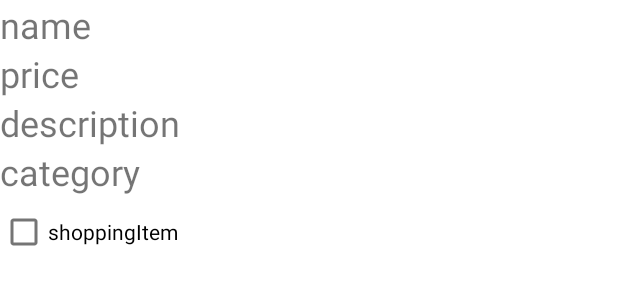
After one commit to annguyen9461/androidProjects, an Android app: the layout shopping_row.xml on its own in the app's theme, with its tools: preview values and no code run, on a phone screen of 412 x 824 dp. The commit adds this screen. Shown: the top 300 px of the screen. Run offline under Robolectric (Android 15) with nearby library versions, the phone set to English and light mode, and no system bars.

Commit message:
hardcoded two shopping items

```diff
--- a/shoppingListApp/app/src/main/java/hu/ait/shoppinglistapp/ScrollingActivity.kt
+++ b/shoppingListApp/app/src/main/java/hu/ait/shoppinglistapp/ScrollingActivity.kt
@@ -7,6 +7,7 @@ import com.google.android.material.snackbar.Snackbar
 import androidx.appcompat.app.AppCompatActivity
 import android.view.Menu
 import android.view.MenuItem
+import hu.ait.shoppinglistapp.adapter.ShoppingItemAdapter
 import hu.ait.shoppinglistapp.databinding.ActivityScrollingBinding
 
 class ScrollingActivity : AppCompatActivity() {
@@ -25,6 +26,8 @@ class ScrollingActivity : AppCompatActivity() {
             Snackbar.make(view, "Replace with your own action", Snackbar.LENGTH_LONG)
                 .setAction("Action", null).show()
         }
+
+        binding.recyclerShoppingItem.adapter = ShoppingItemAdapter(this)
     }
 
 }
--- /dev/null
+++ b/shoppingListApp/app/src/main/res/layout/shopping_row.xml
@@ -0,0 +1,41 @@
+<?xml version="1.0" encoding="utf-8"?>
+<LinearLayout xmlns:android="http://schemas.android.com/apk/res/android"
+    android:orientation="vertical"
+    android:layout_width="match_parent"
+    android:layout_height="wrap_content">
+
+    <TextView
+        android:id="@+id/tvName"
+        android:layout_width="wrap_content"
+        android:layout_height="wrap_content"
+        android:text="name"
+        android:textSize="24sp" />
+
+    <TextView
+        android:id="@+id/tvPrice"
+        android:layout_width="wrap_content"
+        android:layout_height="wrap_content"
+        android:text="price"
+        android:textSize="24sp" />
+
+    <TextView
+        android:id="@+id/tvDescription"
+        android:layout_width="wrap_content"
+        android:layout_height="wrap_content"
+        android:text="description"
+        android:textSize="24sp" />
+
+    <TextView
+        android:id="@+id/tvCategory"
+        android:layout_width="wrap_content"
+        android:layout_height="wrap_content"
+        android:text="category"
+        android:textSize="24sp" />
+
+    <CheckBox
+        android:id="@+id/cbBought"
+        android:layout_width="wrap_content"
+        android:layout_height="wrap_content"
+        android:text="shoppingItem" />
+
+</LinearLayout>
```
Also changed, not shown: shoppingListApp/app/src/main/java/hu/ait/shoppinglistapp/adapter/ShoppingItemAdapter.kt (added, +53 -0 lines), shoppingListApp/app/src/main/java/hu/ait/shoppinglistapp/data/ShoppingItem.kt (added, +9 -0 lines), shoppingListApp/app/src/main/res/layout/activity_scrolling.xml (+10 -0 lines).
